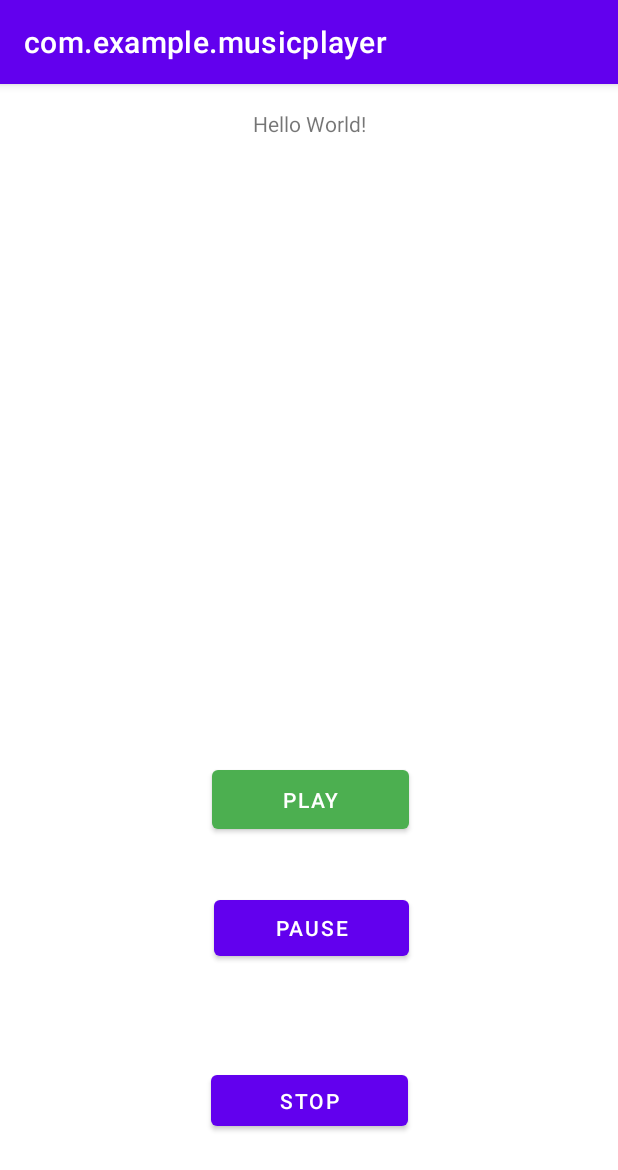
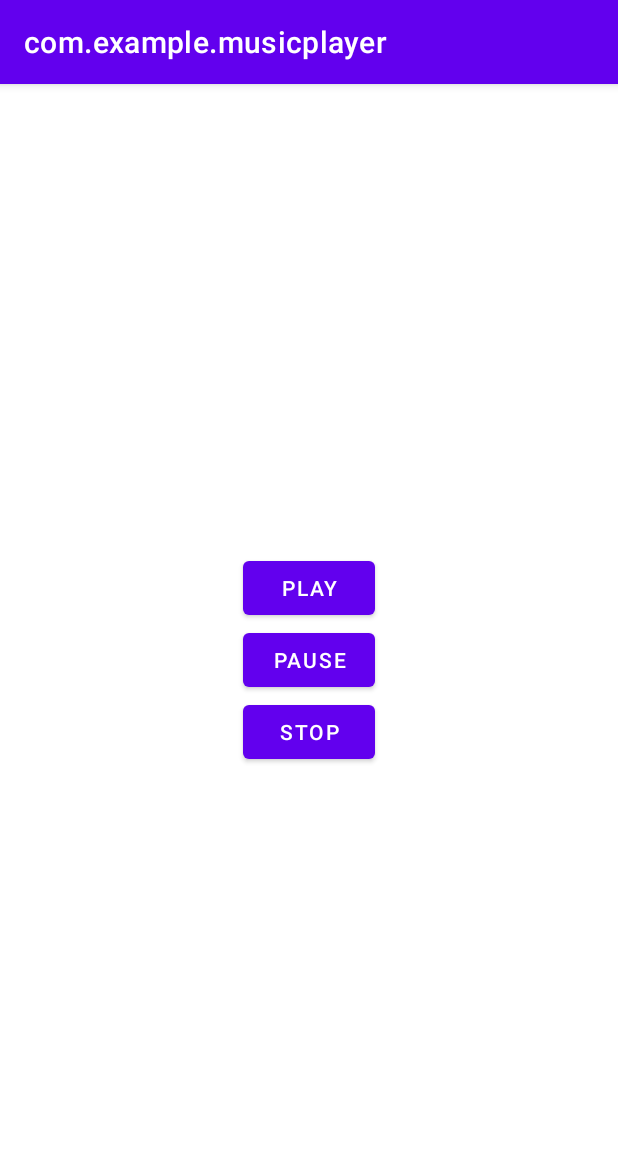
Before and after one commit to PraveenRoyal/com.example.musicplayer, an Android app: the screen it shows after launch (MainActivity), after a tap on "STOP", on a phone screen of 412 x 824 dp. Shown: the top 1170 px of the screen. Run offline under Robolectric (Android 15) with nearby library versions, the phone set to English and light mode, and no system bars.

Commit message:
I did it

```diff
--- a/app/src/main/AndroidManifest.xml
+++ b/app/src/main/AndroidManifest.xml
@@ -1,6 +1,9 @@
 <?xml version="1.0" encoding="utf-8"?>
 <manifest xmlns:android="http://schemas.android.com/apk/res/android"
     xmlns:tools="http://schemas.android.com/tools">
+    <uses-permission android:name="android.permission.READ_EXTERNAL_STORAGE" />
+    <uses-permission android:name="android.permission.WRITE_EXTERNAL_STORAGE" />
+
 
     <application
         android:allowBackup="true"
--- a/app/src/main/java/com/example/comexamplemusicplayer/MainActivity.java
+++ b/app/src/main/java/com/example/comexamplemusicplayer/MainActivity.java
@@ -1,58 +1,59 @@
 package com.example.comexamplemusicplayer;
 
-import android.annotation.SuppressLint;
 import android.media.MediaPlayer;
 import android.os.Bundle;
 import android.view.View;
-import android.widget.Button;
+import android.widget.Toast;
 
 import androidx.appcompat.app.AppCompatActivity;
 
+
+
 public class MainActivity extends AppCompatActivity {
-    private MediaPlayer player;
-    private MusicPlayer musicPlayer;
+    MediaPlayer player;
+
+
 
     @Override
     protected void onCreate(Bundle savedInstanceState) {
         super.onCreate(savedInstanceState);
         setContentView(R.layout.activity_main);
-
-        musicPlayer = new MusicPlayer();
-        player = new MediaPlayer();
-
-        Button playButton = (Button) findViewById(R.id.button);
-        playButton.setOnClickListener(new View.OnClickListener() {
-            @Override
-            public void onClick(View v) {
-                musicPlayer.play("C:\\Users\\prave\\Desktop\\Death Grips - Get Got.mp3\"");
-            }
-        });
-
-        Button pauseButton = (Button) findViewById(R.id.button2);
-        pauseButton.setOnClickListener(new View.OnClickListener() {
-            @Override
-            public void onClick(View v) {
-                musicPlayer.pause(player);
-            }
-        });
-
-        @SuppressLint({"MissingInflatedId", "LocalSuppress"}) Button stopButton = (Button) findViewById(R.id.button3);
-        stopButton.setOnClickListener(new View.OnClickListener() {
-            @Override
-            public void onClick(View v) {
-                musicPlayer.stop(player);
-            }
-        });
     }
 
-    @Override
-    protected void onDestroy() {
-        super.onDestroy();
-        if (player != null) {
-            player.release();
-            player = null;
+    public void play(View v){
+        if(player==null){
+            player= MediaPlayer.create(this,R.raw.sim);
+            player.setOnCompletionListener(new MediaPlayer.OnCompletionListener() {
+                @Override
+                public void onCompletion(MediaPlayer mediaPlayer) {
+                    stopPlayer();
+                }
+            });
         }
-
+        player.start();
     }
 
+    public void pause(View v){
+        if(player!=null){
+            player.pause();
+        }
+    }
+
+    public void stop(View v){
+        stopPlayer();
+    }
+
+
+    private void stopPlayer(){
+        if(player!=null){
+            player.release();
+            player=null;
+            Toast.makeText(this,"MediaPlayer released",Toast.LENGTH_SHORT).show();
+        }
+    }
+    @Override
+    protected void onStop(){
+        super.onStop();
+        stopPlayer();
+    }
 }
--- a/app/src/main/res/layout/activity_main.xml
+++ b/app/src/main/res/layout/activity_main.xml
@@ -1,55 +1,31 @@
 <?xml version="1.0" encoding="utf-8"?>
-<androidx.constraintlayout.widget.ConstraintLayout xmlns:android="http://schemas.android.com/apk/res/android"
+<LinearLayout xmlns:android="http://schemas.android.com/apk/res/android"
     xmlns:app="http://schemas.android.com/apk/res-auto"
     xmlns:tools="http://schemas.android.com/tools"
     android:layout_width="match_parent"
     android:layout_height="match_parent"
+    android:orientation="vertical"
+    android:gravity="center"
     tools:context=".MainActivity">
 
-    <TextView
-        android:id="@+id/textView"
-        android:layout_width="wrap_content"
-        android:layout_height="wrap_content"
-        android:text="Hello World!"
-        app:layout_constraintBottom_toBottomOf="parent"
-        app:layout_constraintEnd_toEndOf="parent"
-        app:layout_constraintStart_toStartOf="parent"
-        app:layout_constraintTop_toTopOf="parent"
-        app:layout_constraintVertical_bias="0.022" />
+<Button
+    android:layout_width="wrap_content"
+    android:layout_height="wrap_content"
+    android:text="Play"
+    android:onClick="play"/>
 
-    <Button
-        android:id="@+id/button"
-        android:layout_width="131dp"
-        android:layout_height="51dp"
-        android:text="Play"
-        app:backgroundTint="#4CAF50"
-        app:layout_constraintBottom_toBottomOf="parent"
-        app:layout_constraintEnd_toEndOf="parent"
-        app:layout_constraintHorizontal_bias="0.503"
-        app:layout_constraintStart_toStartOf="parent"
-        app:layout_constraintTop_toTopOf="parent"
-        app:layout_constraintVertical_bias="0.63" />
+<Button
+    android:layout_width="wrap_content"
+    android:layout_height="wrap_content"
+    android:text="Pause"
+    android:onClick="pause"/>
 
-    <Button
-        android:id="@+id/button2"
-        android:layout_width="130dp"
-        android:layout_height="49dp"
-        android:text="Pause"
-        app:layout_constraintBottom_toBottomOf="parent"
-        app:layout_constraintEnd_toEndOf="parent"
-        app:layout_constraintHorizontal_bias="0.505"
-        app:layout_constraintStart_toStartOf="parent"
-        app:layout_constraintTop_toBottomOf="@+id/button"
-        app:layout_constraintVertical_bias="0.163" />
+<Button
+    android:layout_width="wrap_content"
+    android:layout_height="wrap_content"
+    android:text="Stop"
+    android:onClick="stop"/>
 
-    <Button
-        android:id="@+id/button3"
-        android:layout_width="131dp"
-        android:layout_height="46dp"
-        android:text="Stop"
-        app:layout_constraintBottom_toBottomOf="parent"
-        app:layout_constraintEnd_toEndOf="parent"
-        app:layout_constraintStart_toStartOf="parent"
-        app:layout_constraintTop_toBottomOf="@+id/button2" />
 
-</androidx.constraintlayout.widget.ConstraintLayout>
+
+</LinearLayout>
```
Also changed, not shown: app/src/main/java/com/example/comexamplemusicplayer/MusicPlayer.java (+25 -13 lines), 2 other files.
